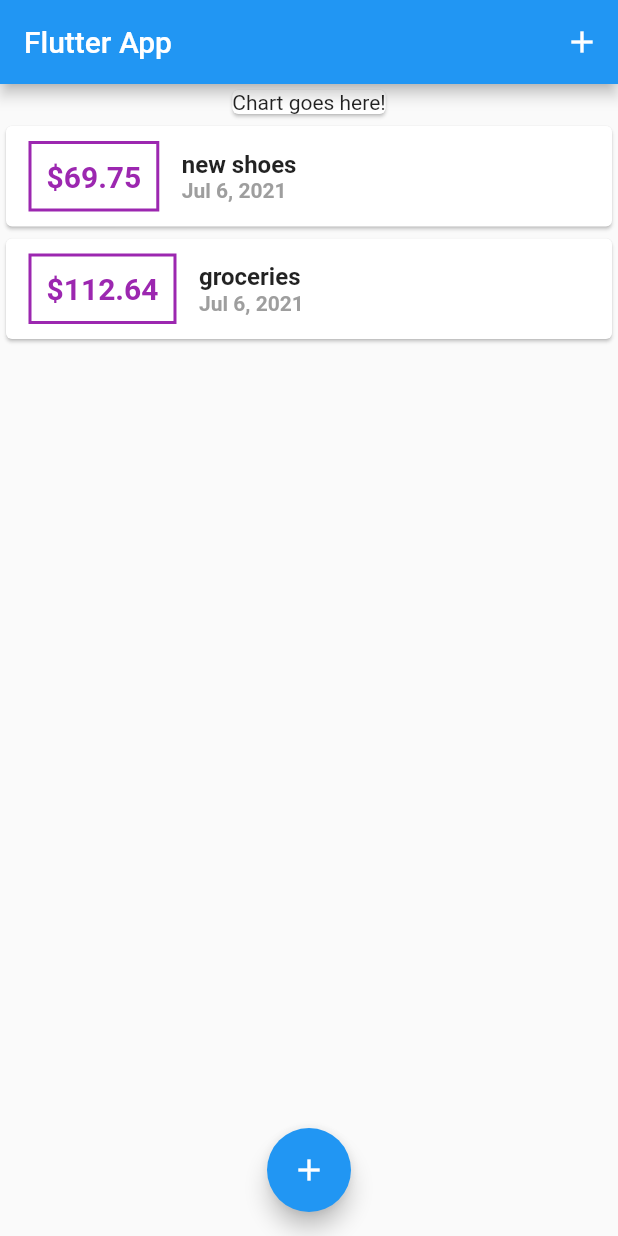
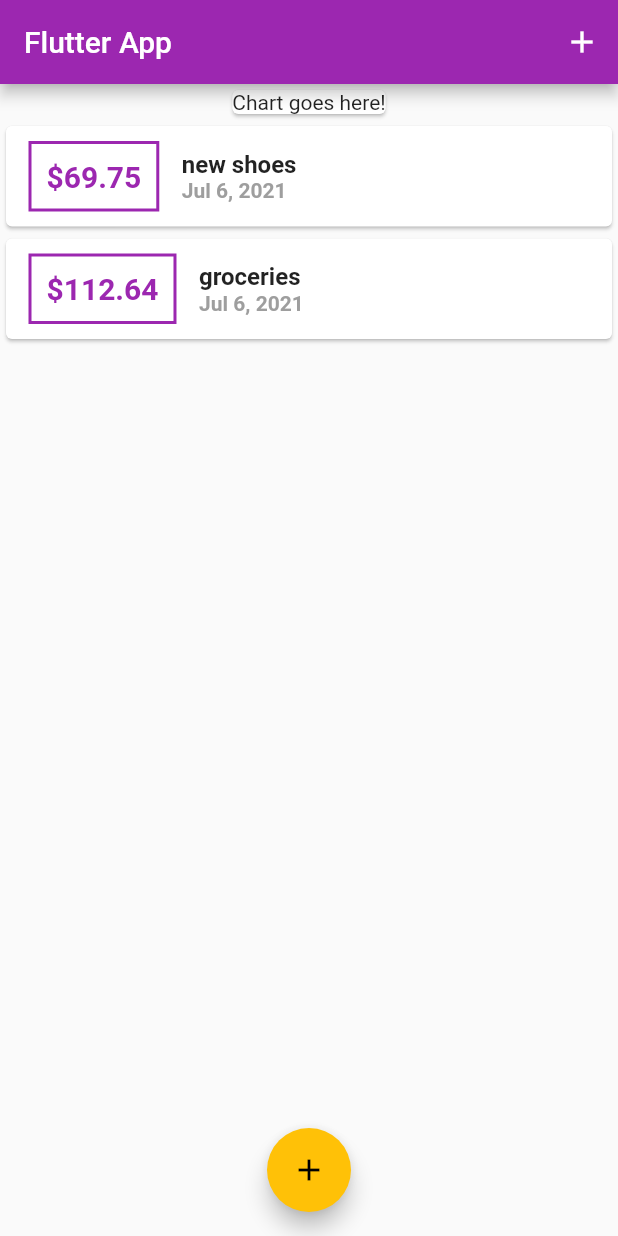
Before and after one commit to yaser-eftekhari/flutter-expense_planner, a Flutter app: the screen it shows after launch, on a phone screen of 412 x 824 dp. Run offline on Flutter 3.47's test engine with Material 2 defaults, Android fonts, the phone set to English and light mode, and no system bars.

Commit message:
using themes to color the widgets

```diff
--- a/lib/main.dart
+++ b/lib/main.dart
@@ -11,7 +11,11 @@ class MyApp extends StatelessWidget {
   @override
   Widget build(BuildContext context) {
     return MaterialApp(
-      title: 'Flutter App',
+      title: 'Personal Expenses',
+      theme: ThemeData(
+        primarySwatch: Colors.purple,
+        accentColor: Colors.amber,
+      ),
       home: MyHomePage(),
     );
   }
--- a/lib/widgets/transaction_list.dart
+++ b/lib/widgets/transaction_list.dart
@@ -24,7 +24,7 @@ class TransactionList extends StatelessWidget {
                     style: TextStyle(
                       fontWeight: FontWeight.bold,
                       fontSize: 20,
-                      color: Colors.purple,
+                      color: Theme.of(context).primaryColor,
                     ),
                   ),
                   margin: EdgeInsets.symmetric(
@@ -34,7 +34,7 @@ class TransactionList extends StatelessWidget {
                   padding: EdgeInsets.all(10),
                   decoration: BoxDecoration(
                       border: Border.all(
-                    color: Colors.purple,
+                    color: Theme.of(context).primaryColor,
                     width: 2,
                   )),
                 ),
```
